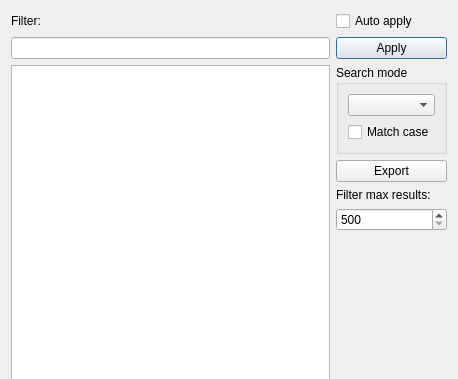
First picture: the form in src/ui/dictheadwords.ui, repository xiaoyifang/goldendict-ng, before the edit; both pictures show x 0 to 458 and y 0 to 379 of the 458 by 550 pixel window.
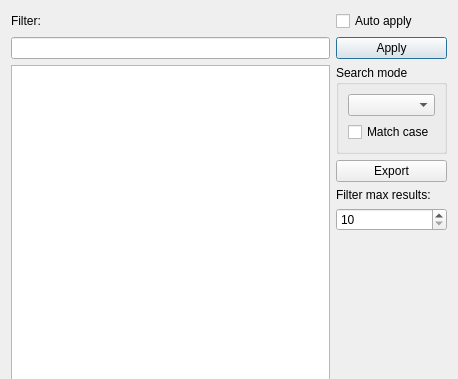
Second picture: the form after the edit.

Commit message: opt: default filtered return number

What changed in the file:
```diff
--- a/src/ui/dictheadwords.ui
+++ b/src/ui/dictheadwords.ui
@@ -116,7 +116,7 @@
                       <string/>
                   </property>
                   <property name="minimum">
-                      <number>500</number>
+                      <number>10</number>
                   </property>
                   <property name="maximum">
                       <number>3000</number>
```
Left out of the diff: 2 changed lines with no effect on the pictures.
